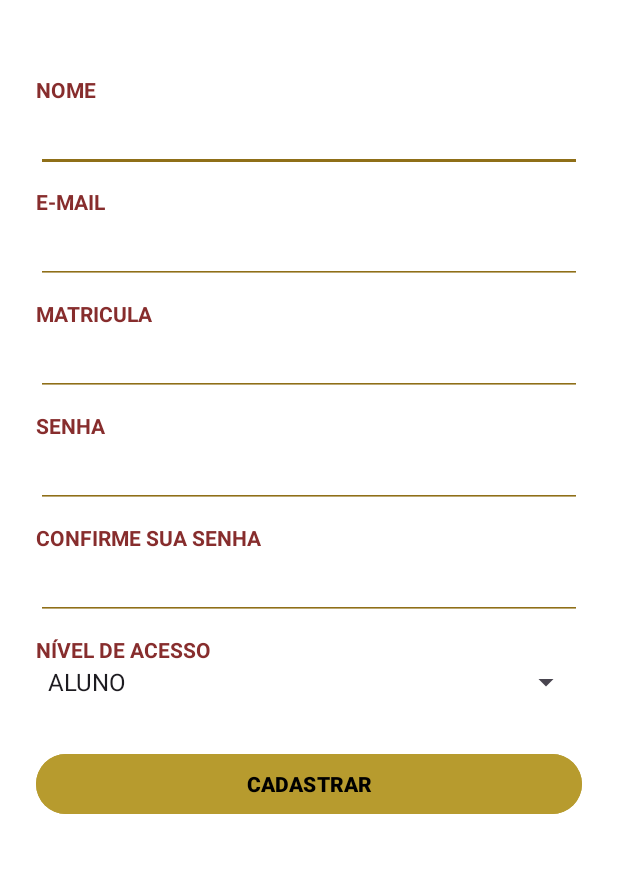
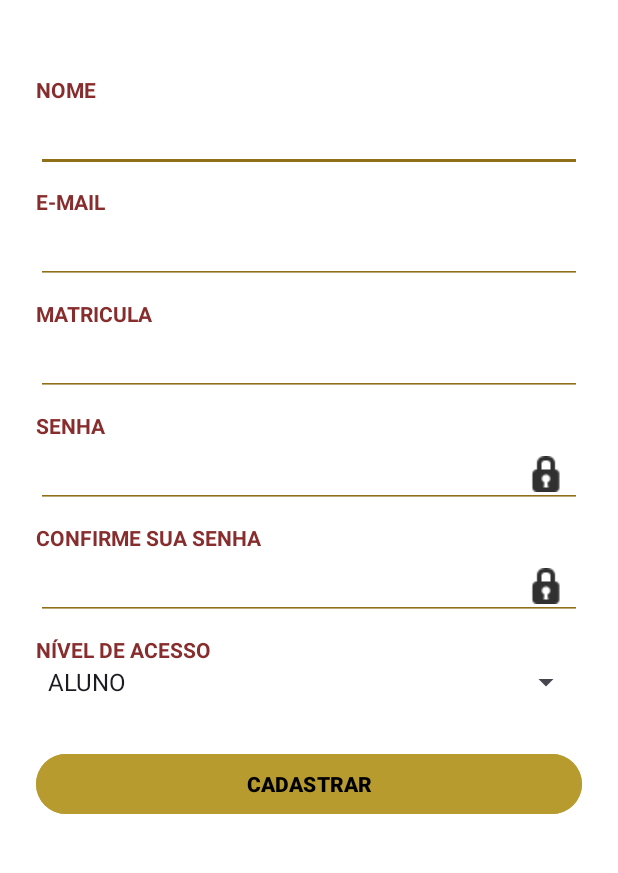
Before and after one commit to pedroohm/LaProBqi, an Android app: the screen it shows after launch (RegisterActivity), after a tap on "CADASTRAR", on a phone screen of 412 x 824 dp, the part 126-999 px from its top. Run offline under Robolectric (Android 15) with nearby library versions, the phone set to English and light mode, and no system bars; 2 other taps on this screen came first.

Commit message:
feat: password visibility toggle

```diff
--- a/app/src/main/java/com/pedromoura/laprobqi/activities/LoginActivity.java
+++ b/app/src/main/java/com/pedromoura/laprobqi/activities/LoginActivity.java
@@ -2,9 +2,11 @@ package com.pedromoura.laprobqi.activities;
 
 import android.content.Intent;
 import android.os.Bundle;
+import android.text.InputType;
 import android.view.View;
 import android.widget.Button;
 import android.widget.EditText;
+import android.widget.ImageView;
 import android.widget.ProgressBar;
 import android.widget.TextView;
 import android.widget.Toast;
@@ -18,10 +20,12 @@ import com.pedromoura.laprobqi.repository.UsuarioRepository;
 public class LoginActivity extends AppCompatActivity {
 
     private EditText editEmail, editPassword;
+    private ImageView btnTogglePassword;
     private Button btnLogin;
     private TextView textRegister;
     private ProgressBar progressBar;
     private UsuarioRepository usuarioRepository;
+    private boolean isPasswordVisible = false;
 
     @Override
     protected void onCreate(Bundle savedInstanceState) {
@@ -34,15 +38,33 @@ public class LoginActivity extends AppCompatActivity {
         // Inicializar views
         editEmail = findViewById(R.id.inputLogin);
         editPassword = findViewById(R.id.inputSenha);
+        btnTogglePassword = findViewById(R.id.btnTogglePassword);
         btnLogin = findViewById(R.id.btnEntrar);
         textRegister = findViewById(R.id.btnCadastrar);
         progressBar = findViewById(R.id.progress_bar);
 
         btnLogin.setOnClickListener(v -> fazerLogin());
         textRegister.setOnClickListener(v -> abrirTelaCadastro());
+        btnTogglePassword.setOnClickListener(v -> togglePasswordVisibility());
 
         // Verificar se já está logado
         verificarSessao();
+    }
+
+    private void togglePasswordVisibility() {
+        if (isPasswordVisible) {
+            // Ocultar senha
+            editPassword.setInputType(InputType.TYPE_CLASS_TEXT | InputType.TYPE_TEXT_VARIATION_PASSWORD);
+            btnTogglePassword.setImageResource(android.R.drawable.ic_secure);
+            isPasswordVisible = false;
+        } else {
+            // Mostrar senha
+            editPassword.setInputType(InputType.TYPE_CLASS_TEXT | InputType.TYPE_TEXT_VARIATION_VISIBLE_PASSWORD);
+            btnTogglePassword.setImageResource(android.R.drawable.ic_menu_view);
+            isPasswordVisible = true;
+        }
+        // Mover cursor para o final
+        editPassword.setSelection(editPassword.getText().length());
     }
 
     private void verificarSessao() {
--- a/app/src/main/java/com/pedromoura/laprobqi/activities/RegisterActivity.java
+++ b/app/src/main/java/com/pedromoura/laprobqi/activities/RegisterActivity.java
@@ -1,10 +1,12 @@
 package com.pedromoura.laprobqi.activities;
 
 import android.os.Bundle;
+import android.text.InputType;
 import android.view.View;
 import android.widget.ArrayAdapter;
 import android.widget.Button;
 import android.widget.EditText;
+import android.widget.ImageView;
 import android.widget.ProgressBar;
 import android.widget.Spinner;
 import android.widget.Toast;
@@ -18,10 +20,13 @@ import com.pedromoura.laprobqi.repository.UsuarioRepository;
 public class RegisterActivity extends AppCompatActivity {
 
     private EditText editName, editEmail, editPassword, editConfirmPassword;
+    private ImageView btnTogglePasswordRegister, btnTogglePasswordConfirm;
     private Spinner spinnerNivelAcesso;
     private Button btnRegister;
     private ProgressBar progressBar;
     private UsuarioRepository usuarioRepository;
+    private boolean isPasswordVisible = false;
+    private boolean isConfirmPasswordVisible = false;
 
     @Override
     protected void onCreate(Bundle savedInstanceState) {
@@ -36,6 +41,8 @@ public class RegisterActivity extends AppCompatActivity {
         editEmail = findViewById(R.id.emailRegisterInput);
         editPassword = findViewById(R.id.passwordRegisterInput);
         editConfirmPassword = findViewById(R.id.passwordConfirmRegisterInput);
+        btnTogglePasswordRegister = findViewById(R.id.btnTogglePasswordRegister);
+        btnTogglePasswordConfirm = findViewById(R.id.btnTogglePasswordConfirm);
         spinnerNivelAcesso = findViewById(R.id.spinnerNivelAcesso);
         btnRegister = findViewById(R.id.btnRegister);
         progressBar = findViewById(R.id.progress_bar);
@@ -50,6 +57,40 @@ public class RegisterActivity extends AppCompatActivity {
         spinnerNivelAcesso.setAdapter(adapter);
 
         btnRegister.setOnClickListener(v -> registrar());
+        btnTogglePasswordRegister.setOnClickListener(v -> togglePasswordVisibility());
+        btnTogglePasswordConfirm.setOnClickListener(v -> toggleConfirmPasswordVisibility());
+    }
+
+    private void togglePasswordVisibility() {
+        if (isPasswordVisible) {
+            // Ocultar senha
+            editPassword.setInputType(InputType.TYPE_CLASS_TEXT | InputType.TYPE_TEXT_VARIATION_PASSWORD);
+            btnTogglePasswordRegister.setImageResource(android.R.drawable.ic_secure);
+            isPasswordVisible = false;
+        } else {
+            // Mostrar senha
+            editPassword.setInputType(InputType.TYPE_CLASS_TEXT | InputType.TYPE_TEXT_VARIATION_VISIBLE_PASSWORD);
+            btnTogglePasswordRegister.setImageResource(android.R.drawable.ic_menu_view);
+            isPasswordVisible = true;
+        }
+        // Mover cursor para o final
+        editPassword.setSelection(editPassword.getText().length());
+    }
+
+    private void toggleConfirmPasswordVisibility() {
+        if (isConfirmPasswordVisible) {
+            // Ocultar senha
+            editConfirmPassword.setInputType(InputType.TYPE_CLASS_TEXT | InputType.TYPE_TEXT_VARIATION_PASSWORD);
+            btnTogglePasswordConfirm.setImageResource(android.R.drawable.ic_secure);
+            isConfirmPasswordVisible = false;
+        } else {
+            // Mostrar senha
+            editConfirmPassword.setInputType(InputType.TYPE_CLASS_TEXT | InputType.TYPE_TEXT_VARIATION_VISIBLE_PASSWORD);
+            btnTogglePasswordConfirm.setImageResource(android.R.drawable.ic_menu_view);
+            isConfirmPasswordVisible = true;
+        }
+        // Mover cursor para o final
+        editConfirmPassword.setSelection(editConfirmPassword.getText().length());
     }
 
     private void registrar() {
--- a/app/src/main/res/layout/activity_register.xml
+++ b/app/src/main/res/layout/activity_register.xml
@@ -123,44 +123,88 @@
         android:textStyle="bold"
         />
 
+    <RelativeLayout
+        android:id="@+id/passwordRegisterContainer"
+        android:layout_width="match_parent"
+        android:layout_height="wrap_content"
+        android:layout_below="@id/passwordRegisterView">
+
         <EditText
             android:layout_width="match_parent"
             android:layout_height="wrap_content"
             android:id="@+id/passwordRegisterInput"
-        android:layout_below="@id/passwordRegisterView"
             android:inputType="textPassword"
+            android:paddingEnd="48dp"
             android:textColor="@color/text_primary"
             android:backgroundTint="@color/moustard_gold_dark"
             />
+
+        <ImageView
+            android:id="@+id/btnTogglePasswordRegister"
+            android:layout_width="40dp"
+            android:layout_height="40dp"
+            android:layout_alignParentEnd="true"
+            android:layout_centerVertical="true"
+            android:layout_marginEnd="4dp"
+            android:padding="8dp"
+            android:src="@android:drawable/ic_secure"
+            android:contentDescription="Mostrar/Ocultar senha"
+            android:clickable="true"
+            android:focusable="true"
+            android:background="?attr/selectableItemBackgroundBorderless" />
+
+    </RelativeLayout>
 
     <TextView
         android:layout_width="wrap_content"
         android:layout_height="wrap_content"
         android:id="@+id/passwordConfirmRegisterView"
         android:text="@string/password_confirm"
-        android:layout_below="@id/passwordRegisterInput"
+        android:layout_below="@id/passwordRegisterContainer"
         android:textColor="@color/red_brown"
         android:textAllCaps="true"
         android:layout_marginTop="10dp"
         android:textStyle="bold"
         />
 
+    <RelativeLayout
+        android:id="@+id/passwordConfirmRegisterContainer"
+        android:layout_width="match_parent"
+        android:layout_height="wrap_content"
+        android:layout_below="@id/passwordConfirmRegisterView">
+
         <EditText
             android:layout_width="match_parent"
             android:layout_height="wrap_content"
             android:id="@+id/passwordConfirmRegisterInput"
-        android:layout_below="@id/passwordConfirmRegisterView"
             android:inputType="textPassword"
+            android:paddingEnd="48dp"
             android:textColor="@color/text_primary"
             android:backgroundTint="@color/moustard_gold_dark"
             />
+
+        <ImageView
+            android:id="@+id/btnTogglePasswordConfirm"
+            android:layout_width="40dp"
+            android:layout_height="40dp"
+            android:layout_alignParentEnd="true"
+            android:layout_centerVertical="true"
+            android:layout_marginEnd="4dp"
+            android:padding="8dp"
+            android:src="@android:drawable/ic_secure"
+            android:contentDescription="Mostrar/Ocultar senha"
+            android:clickable="true"
+            android:focusable="true"
+            android:background="?attr/selectableItemBackgroundBorderless" />
+
+    </RelativeLayout>
 
     <TextView
         android:layout_width="wrap_content"
         android:layout_height="wrap_content"
         android:id="@+id/nivelAcessoView"
         android:text="Nível de Acesso"
-        android:layout_below="@id/passwordConfirmRegisterInput"
+        android:layout_below="@id/passwordConfirmRegisterContainer"
         android:textColor="@color/red_brown"
         android:textAllCaps="true"
         android:layout_marginTop="10dp"
```
Also changed, not shown: app/src/main/res/layout/activity_login_screen.xml (+25 -3 lines). Lines whose indentation alone changed are shown as unchanged.
